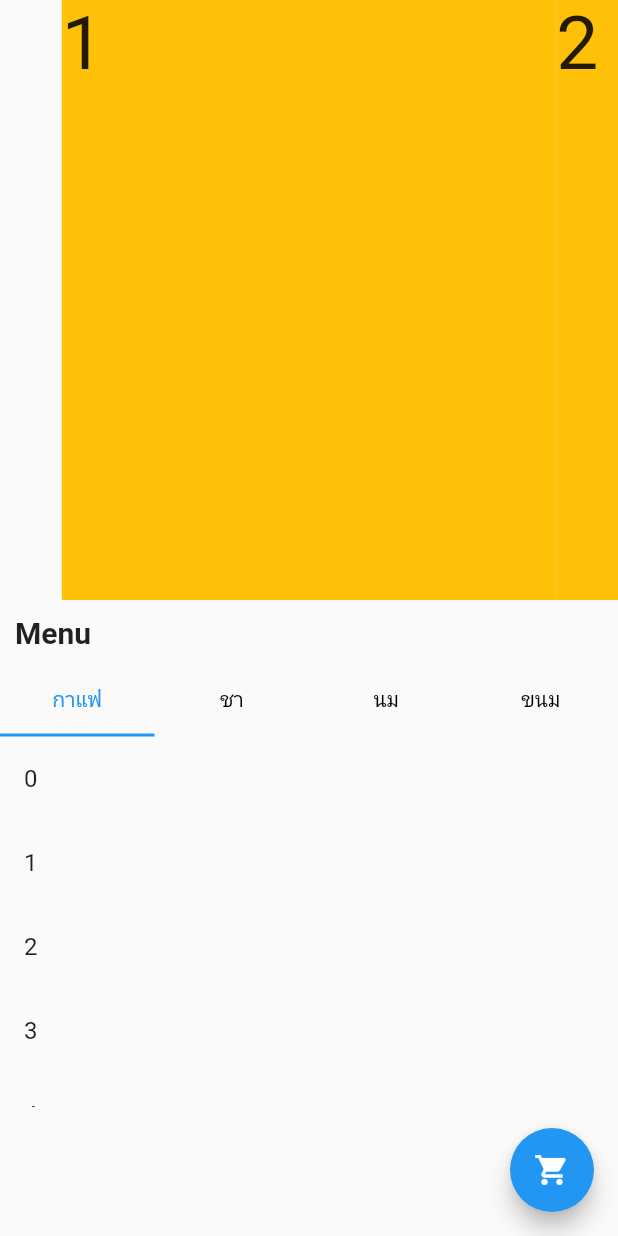
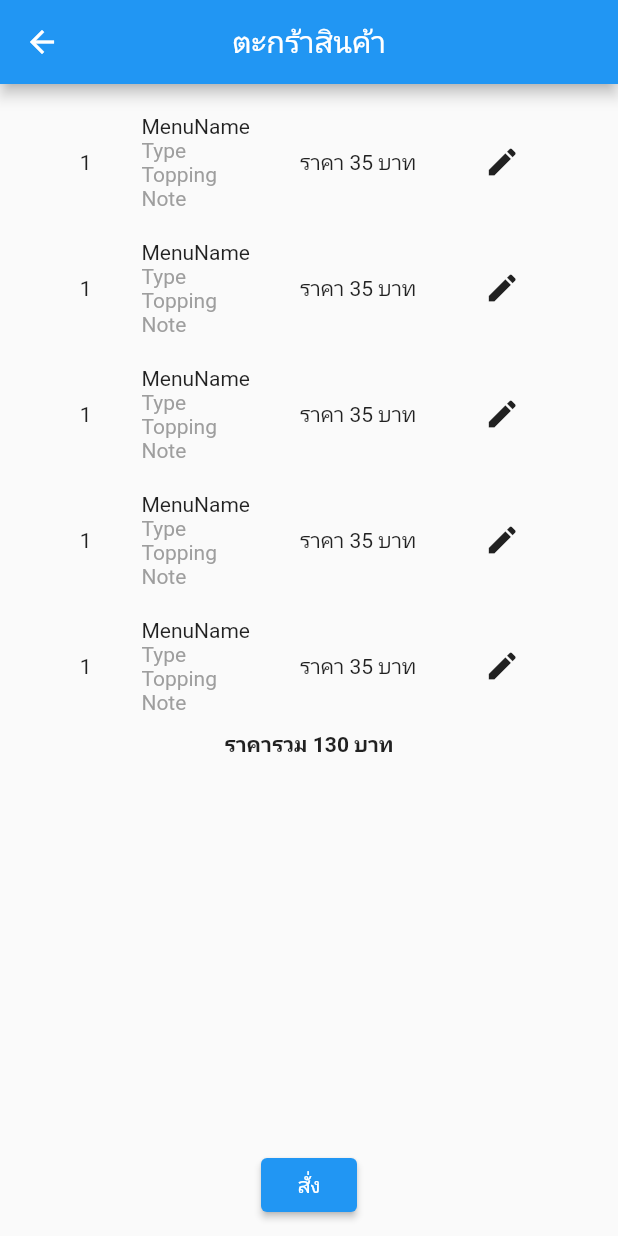
Before and after one commit to kaluvic/pak-cafe, a Flutter app: the HomePage screen opened directly, after a tap on the "shopping cart" icon, on a phone screen of 412 x 824 dp. Run offline on Flutter 3.47's test engine with Material 2 defaults, Android fonts, the phone set to English and light mode, and no system bars; drawn by our look-alikes of carousel_slider; our stand-ins replace firebase_core; accounts and stored records are empty.

Commit message:
cart page

```diff
--- /dev/null
+++ b/user/lib/pages/cart.dart
@@ -0,0 +1,83 @@
+import 'package:flutter/material.dart';
+
+class CartPage extends StatefulWidget {
+  const CartPage({super.key});
+
+  @override
+  State<CartPage> createState() => _CartPageState();
+}
+
+class _CartPageState extends State<CartPage> {
+  List<Container> _myCart(int count) {
+    return List.generate(
+      count,
+      (i) => Container(
+        margin: EdgeInsets.all(10),
+        child: Row(
+          mainAxisAlignment: MainAxisAlignment.spaceEvenly,
+          children: [
+            const Text('1'),
+            Column(
+              crossAxisAlignment: CrossAxisAlignment.start,
+              children: const [
+                Text('MenuName'),
+                Text(
+                  'Type',
+                  style: TextStyle(color: Colors.grey),
+                ),
+                Text(
+                  'Topping',
+                  style: TextStyle(color: Colors.grey),
+                ),
+                Text(
+                  'Note',
+                  style: TextStyle(color: Colors.grey),
+                ),
+              ],
+            ),
+            const Text('ราคา 35 บาท'),
+            IconButton(
+              onPressed: () {},
+              icon: const Icon(Icons.edit)
+            )
+          ],
+        ),
+      )
+    ).toList(); // replace * with your rupee or use Icon instead
+  }
+
+  @override
+  Widget build(BuildContext context) {
+    return Scaffold(
+      appBar: AppBar(
+        leading: IconButton(
+          icon: const Icon(Icons.arrow_back),
+          onPressed: () => Navigator.of(context).pop(),
+        ),
+        centerTitle: true,
+        title: const Text("ตะกร้าสินค้า"),
+      ),
+      body: Container(
+        margin: const EdgeInsets.all(10),
+        child: Column(
+          children: [
+            Column(children: _myCart(5)),
+            const Text(
+              'ราคารวม 130 บาท',
+              style: TextStyle(fontWeight: FontWeight.bold),
+            ),
+            Expanded(
+              child: Align(
+                alignment: Alignment.bottomCenter,
+                child: ElevatedButton(
+                  onPressed: () {},
+                  child: const Text('สั่ง'),
+                )
+              )
+            )
+          ]
+        ),
+      ),
+    );
+  }
+}
--- a/user/lib/pages/home.dart
+++ b/user/lib/pages/home.dart
@@ -1,6 +1,7 @@
 import 'package:carousel_slider/carousel_slider.dart';
 import 'package:flutter/material.dart';
 import 'package:intl/intl.dart';
+import 'package:pak_user/pages/cart.dart';
 import 'package:pak_user/pages/menu_order.dart';
 
 class HomePage extends StatefulWidget {
@@ -13,14 +14,20 @@ class HomePage extends StatefulWidget {
 class _HomePageState extends State<HomePage> {
   void onMenuTap() {
     Navigator.push(
-        context,
-        MaterialPageRoute(
-          builder: (context) => const MenuOrderPage(),
-        ));
+      context,
+      MaterialPageRoute(
+        builder: (context) => const MenuOrderPage(),
+      )
+    );
   }
 
   void _onCartTapped() {
-    //TODO: Go to Menu order.
+    Navigator.push(
+      context,
+      MaterialPageRoute(
+        builder: (context) => const CartPage(),
+      )
+    );
   }
 
   @override
```
